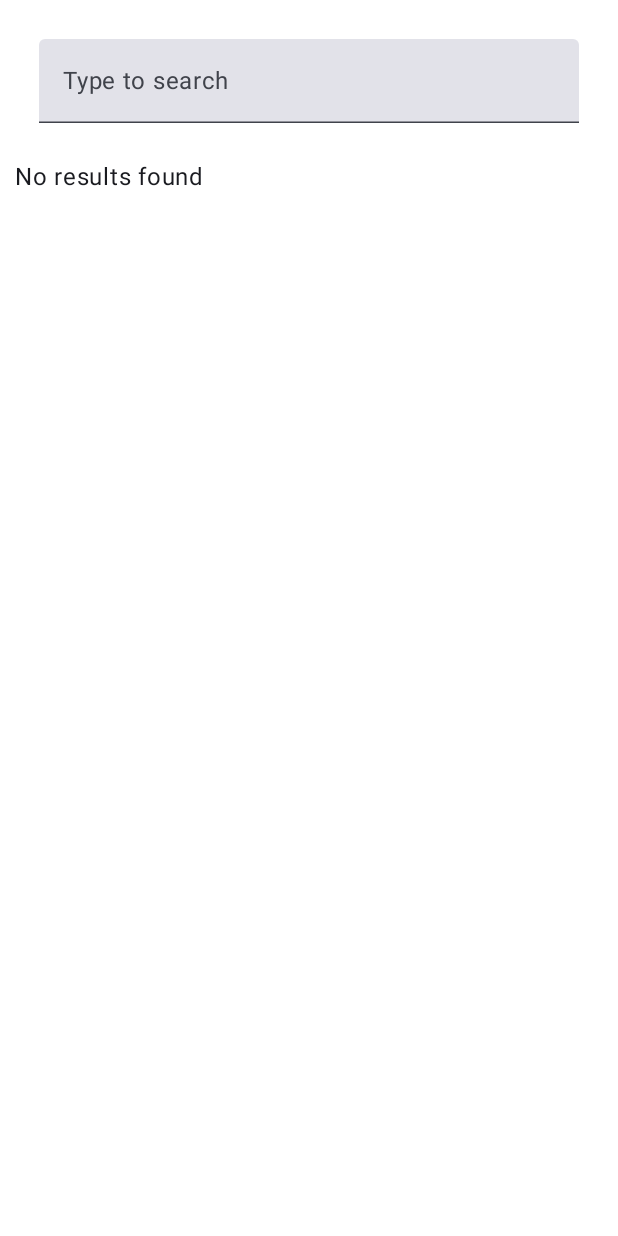
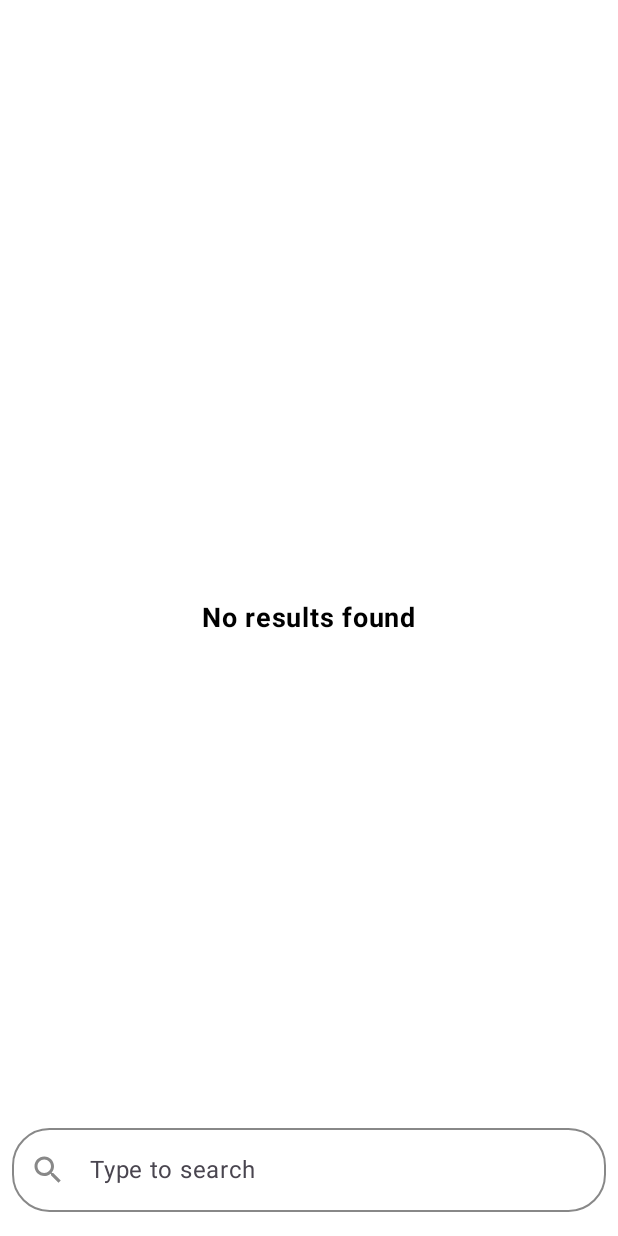
Before and after one commit to Ahmedhussin9/KlivvrTask, an Android app built with Jetpack Compose: the screen it shows after launch (MainActivity), on a phone screen of 412 x 824 dp. Run offline under Robolectric (Android 15) with nearby library versions, the phone set to English and light mode, and no system bars; our stand-ins replace Dagger/Hilt's generated code.

Commit message:
+ Huge UI enhancement

```diff
--- a/app/src/main/java/com/klivvrtask/data/repository/CityRepositoryImpl.kt
+++ b/app/src/main/java/com/klivvrtask/data/repository/CityRepositoryImpl.kt
@@ -20,16 +20,14 @@ class CityRepositoryImpl @Inject constructor(
     @OptIn(ExperimentalSerializationApi::class)
     override suspend fun loadCities(): Boolean {
         return try {
-            Log.e("track", "Started", )
+
 
             val inputStream = context.assets.open("cities.json")
             val cities = Json.decodeFromStream<List<City>>(inputStream)
 
-            Log.e("track", "Json process", )
 
             cities.forEach { cityTrie.insert(it) }
 
-            Log.e("track", "Cities here", )
             true
         } catch (e: Exception) {
             e.printStackTrace()
--- a/app/src/main/java/com/klivvrtask/presentaion/composable/AnimatedSearchBar.kt
+++ b/app/src/main/java/com/klivvrtask/presentaion/composable/AnimatedSearchBar.kt
@@ -1,10 +1,20 @@
 package com.klivvrtask.presentaion.composable
 
 import androidx.compose.animation.AnimatedContent
+import androidx.compose.foundation.background
+import androidx.compose.foundation.layout.Row
 import androidx.compose.foundation.layout.fillMaxWidth
 import androidx.compose.foundation.layout.padding
+import androidx.compose.foundation.shape.RoundedCornerShape
+import androidx.compose.material.icons.Icons
+import androidx.compose.material.icons.filled.Search
+import androidx.compose.material3.ExperimentalMaterial3Api
+import androidx.compose.material3.Icon
+import androidx.compose.material3.OutlinedTextField
+import androidx.compose.material3.OutlinedTextFieldDefaults
 import androidx.compose.material3.Text
 import androidx.compose.material3.TextField
+import androidx.compose.material3.TextFieldDefaults
 import androidx.compose.runtime.Composable
 import androidx.compose.runtime.LaunchedEffect
 import androidx.compose.runtime.getValue
@@ -12,32 +22,51 @@ import androidx.compose.runtime.mutableStateOf
 import androidx.compose.runtime.remember
 import androidx.compose.runtime.setValue
 import androidx.compose.ui.Modifier
+import androidx.compose.ui.graphics.Color
+import androidx.compose.ui.tooling.preview.Preview
 import androidx.compose.ui.unit.dp
 import kotlinx.coroutines.delay
 
 @Composable
 fun AnimatedSearchBar(
+    modifier: Modifier = Modifier,
     query: String,
-    onQueryChanged: (String) -> Unit
+    onQueryChanged: (String) -> Unit,
+    enabled: Boolean = true
 ) {
-    var showInitialPlaceholder by remember { mutableStateOf(true) }
-
-    LaunchedEffect(Unit) {
-        delay(1000)
-        showInitialPlaceholder = false
-    }
-
-    TextField(
+    Row (modifier = modifier.fillMaxWidth().background(Color.White).padding(vertical = 16.dp, horizontal = 8.dp)){
+        OutlinedTextField(
             value = query,
             onValueChange = onQueryChanged,
+            enabled = enabled,
             placeholder = {
-            AnimatedContent(targetState = showInitialPlaceholder) { isInitial ->
+                AnimatedContent(targetState = !enabled, label = "") { isInitial ->
                     Text(if (isInitial) "Search for cities..." else "Type to search")
                 }
             },
+            leadingIcon = {
+                Icon(
+                    imageVector = Icons.Default.Search,
+                    contentDescription = "Search Icon",
+                    tint = Color.Gray
+                )
+            },
+            colors = OutlinedTextFieldDefaults.colors(
+                focusedBorderColor = Color.Gray,
+                unfocusedBorderColor = Color.Gray,
+                cursorColor = Color.Gray,
+            ),
+            shape = RoundedCornerShape(25.dp),
             modifier = Modifier
-            .fillMaxWidth()
-            .padding(16.dp),
+                .fillMaxWidth(),
             singleLine = true
         )
     }
+
+}
+
+@Preview
+@Composable
+fun AnimatedSearchBarPreview() {
+    AnimatedSearchBar(query = "", onQueryChanged = {})
+}
--- a/app/src/main/java/com/klivvrtask/presentaion/screens/SearchScreen.kt
+++ b/app/src/main/java/com/klivvrtask/presentaion/screens/SearchScreen.kt
@@ -1,55 +1,56 @@
 package com.klivvrtask.presentaion.screens
 
 import androidx.compose.animation.AnimatedVisibility
+import androidx.compose.foundation.layout.Arrangement
+import androidx.compose.foundation.layout.Box
 import androidx.compose.foundation.layout.Column
-import androidx.compose.foundation.layout.Spacer
+import androidx.compose.foundation.layout.fillMaxHeight
 import androidx.compose.foundation.layout.fillMaxSize
-import androidx.compose.foundation.layout.height
 import androidx.compose.foundation.layout.padding
+import androidx.compose.foundation.layout.size
 import androidx.compose.material3.CircularProgressIndicator
 import androidx.compose.material3.Text
 import androidx.compose.runtime.Composable
-import androidx.compose.runtime.LaunchedEffect
+import androidx.compose.runtime.collectAsState
+import androidx.compose.runtime.getValue
 import androidx.compose.ui.Alignment
 import androidx.compose.ui.Modifier
+import androidx.compose.ui.graphics.Color
+import androidx.compose.ui.text.font.FontWeight
 import androidx.compose.ui.tooling.preview.Preview
-import androidx.compose.ui.unit.dp
+import androidx.compose.ui.unit.sp
 import androidx.hilt.navigation.compose.hiltViewModel
-import androidx.navigation.NavController
-import com.klivvrtask.data.trie.City
 import com.klivvrtask.presentaion.composable.AnimatedSearchBar
-import com.klivvrtask.presentaion.composable.CityList
+import com.klivvrtask.presentaion.composable.CityListWithTimeline
 
 @Composable
 fun SearchScreenSetup(
     viewModel: SearchViewModel = hiltViewModel(),
-//    navController: NavController
 ) {
-    val uiState = viewModel.uiState
-    SearchScreenContent(uiState = uiState, onEvent = viewModel::onEvent, onCityClick = {
-
-    })
-
+    val uiState by viewModel.uiState.collectAsState()
+    SearchScreenContent(uiState = uiState, onEvent = viewModel::onEvent)
 }
 
 @Composable
 fun SearchScreenContent(
     uiState: SearchScreenUiState,
     onEvent: (SearchEvents) -> Unit,
-    onCityClick: (City) -> Unit
 ) {
-    LaunchedEffect(Unit) {
-        onEvent(SearchEvents.LoadData)
-    }
-    Column(modifier = Modifier.padding(10.dp).fillMaxSize()) {
-        AnimatedSearchBar(
-            query = uiState.searchQuery,
-            onQueryChanged = { onEvent.invoke(SearchEvents.OnSearchQueryChanged(it)) })
-        Spacer(modifier = Modifier.height(8.dp))
+
+    Box(modifier = Modifier.fillMaxSize()) {
+        Column(
+            modifier = Modifier
+                .fillMaxSize(),
+            horizontalAlignment = Alignment.CenterHorizontally,
+            verticalArrangement = Arrangement.Center
+        ) {
             when {
                 uiState.isLoading -> {
                     AnimatedVisibility(visible = true) {
-                    CircularProgressIndicator(modifier = Modifier.align(Alignment.CenterHorizontally))
+                        CircularProgressIndicator(
+                            modifier = Modifier
+                                .align(Alignment.CenterHorizontally)
+                        )
                     }
                 }
 
@@ -57,22 +58,35 @@ fun SearchScreenContent(
                     AnimatedVisibility(visible = true) {
                         Text(
                             text = "No results found",
+                            fontSize = 18.sp,
+                            fontWeight = FontWeight.Bold,
+                            color = Color.Black,
                             modifier = Modifier.align(Alignment.CenterHorizontally)
                         )
                     }
                 }
 
                 else -> {
-                CityList(cities = uiState.cityResults)
+                    CityListWithTimeline(modifier = Modifier.fillMaxSize(), cities = uiState.cityResults)
                 }
             }
         }
+        AnimatedSearchBar(
+            modifier = Modifier.align(Alignment.BottomCenter),
+            query = uiState.searchQuery,
+            enabled = !uiState.isLoading,
+            onQueryChanged = { onEvent.invoke(SearchEvents.OnSearchQueryChanged(it)) })
+    }
+
 }
 
 
+
+
+
 @Composable
-@Preview(showBackground = true, showSystemUi = true)
+@Preview(showBackground = true)
 fun SearchScreenPreview() {
-    SearchScreenContent(uiState = SearchScreenUiState(), onEvent = {}, onCityClick = {})
+    SearchScreenContent(uiState = SearchScreenUiState(), onEvent = {})
 
 }
--- a/app/src/main/java/com/klivvrtask/presentaion/screens/SearchViewModel.kt
+++ b/app/src/main/java/com/klivvrtask/presentaion/screens/SearchViewModel.kt
@@ -1,15 +1,16 @@
 package com.klivvrtask.presentaion.screens
 
-import android.util.Log
 import androidx.compose.runtime.getValue
 import androidx.compose.runtime.mutableStateOf
 import androidx.compose.runtime.setValue
 import androidx.lifecycle.ViewModel
 import androidx.lifecycle.viewModelScope
-import com.klivvrtask.data.trie.City
 import com.klivvrtask.domain.repository.CityRepository
 import dagger.hilt.android.lifecycle.HiltViewModel
 import kotlinx.coroutines.Dispatchers
+import kotlinx.coroutines.flow.MutableStateFlow
+import kotlinx.coroutines.flow.StateFlow
+import kotlinx.coroutines.flow.update
 import kotlinx.coroutines.launch
 import kotlinx.coroutines.withContext
 import javax.inject.Inject
@@ -18,17 +19,23 @@ import javax.inject.Inject
 class SearchViewModel @Inject constructor(
     private val cityRepository: CityRepository
 ) : ViewModel() {
-    var uiState by mutableStateOf(SearchScreenUiState())
-        private set
+    private val _uiState = MutableStateFlow(SearchScreenUiState())
+    val uiState: StateFlow<SearchScreenUiState> = _uiState
 
+
+    init {
+        loadCities()
+    }
     fun onEvent(events: SearchEvents) {
         when (events) {
             is SearchEvents.OnSearchQueryChanged -> {
-                val result = cityRepository.searchCities(events.query)
-                uiState = uiState.copy(
-                    searchQuery = events.query,
-                    cityResults = result
-                )
+                val query = events.query
+                val result = if (query.isBlank()) {
+                    emptyList()
+                } else {
+                    cityRepository.searchCities(query)
+                }
+                _uiState.update { it.copy(searchQuery = events.query, cityResults = result) }
             }
 
             is SearchEvents.LoadData -> {
@@ -37,21 +44,17 @@ class SearchViewModel @Inject constructor(
         }
     }
 
-    fun loadCities() {
-        viewModelScope.launch(Dispatchers.IO) {
-            withContext(Dispatchers.Main) {
-                uiState = uiState.copy(
-                    isLoading = true
+    private fun loadCities() {
+        viewModelScope.launch {
+            _uiState.update { it.copy(isLoading = true) }
+            val result = withContext(Dispatchers.IO) {
+                cityRepository.loadCities()
+            }
+            _uiState.update {
+                it.copy(
+                    isLoading = false,
+                    error = if (result) null else "Failed to load cities"
                 )
-            }
-            withContext(Dispatchers.Default){
-                val result = cityRepository.loadCities()
-                uiState = uiState.copy(
-                    isLoading = false,
-                    error = if (result) null else "Failed to load cities",
-
-                )
-
             }
         }
     }
--- a/app/src/main/java/com/klivvrtask/ui/theme/Color.kt
+++ b/app/src/main/java/com/klivvrtask/ui/theme/Color.kt
@@ -2,9 +2,7 @@ package com.klivvrtask.ui.theme
 
 import androidx.compose.ui.graphics.Color
 
-val Purple80 = Color(0xFFD0BCFF)
-val PurpleGrey80 = Color(0xFFCCC2DC)
-val Pink80 = Color(0xFFEFB8C8)
+
 
 val Purple40 = Color(0xFF6650a4)
 val PurpleGrey40 = Color(0xFF625b71)
--- a/app/src/main/java/com/klivvrtask/ui/theme/Theme.kt
+++ b/app/src/main/java/com/klivvrtask/ui/theme/Theme.kt
@@ -11,42 +11,24 @@ import androidx.compose.material3.lightColorScheme
 import androidx.compose.runtime.Composable
 import androidx.compose.ui.platform.LocalContext
 
-private val DarkColorScheme = darkColorScheme(
-    primary = Purple80,
-    secondary = PurpleGrey80,
-    tertiary = Pink80
-)
 
 private val LightColorScheme = lightColorScheme(
     primary = Purple40,
     secondary = PurpleGrey40,
     tertiary = Pink40
 
-    /* Other default colors to override
-    background = Color(0xFFFFFBFE),
-    surface = Color(0xFFFFFBFE),
-    onPrimary = Color.White,
-    onSecondary = Color.White,
-    onTertiary = Color.White,
-    onBackground = Color(0xFF1C1B1F),
-    onSurface = Color(0xFF1C1B1F),
-    */
+
 )
 
 @Composable
 fun KlivvrTaskTheme(
-    darkTheme: Boolean = isSystemInDarkTheme(),
-    // Dynamic color is available on Android 12+
     dynamicColor: Boolean = true,
     content: @Composable () -> Unit
 ) {
     val colorScheme = when {
         dynamicColor && Build.VERSION.SDK_INT >= Build.VERSION_CODES.S -> {
-            val context = LocalContext.current
-            if (darkTheme) dynamicDarkColorScheme(context) else dynamicLightColorScheme(context)
+           LightColorScheme
         }
-
-        darkTheme -> DarkColorScheme
         else -> LightColorScheme
     }
 
```
Also changed, not shown: app/src/main/java/com/klivvrtask/di/AppModule.kt (deleted, +0 -11 lines), app/src/main/java/com/klivvrtask/presentaion/composable/CharHeader.kt (added, +85 -0 lines), app/src/main/java/com/klivvrtask/presentaion/composable/CityCard.kt (added, +101 -0 lines), app/src/main/java/com/klivvrtask/presentaion/composable/CityList.kt (+95 -39 lines), app/src/main/java/com/klivvrtask/presentaion/composable/EndDot.kt (added, +26 -0 lines). Lines whose indentation alone changed are shown as unchanged.
